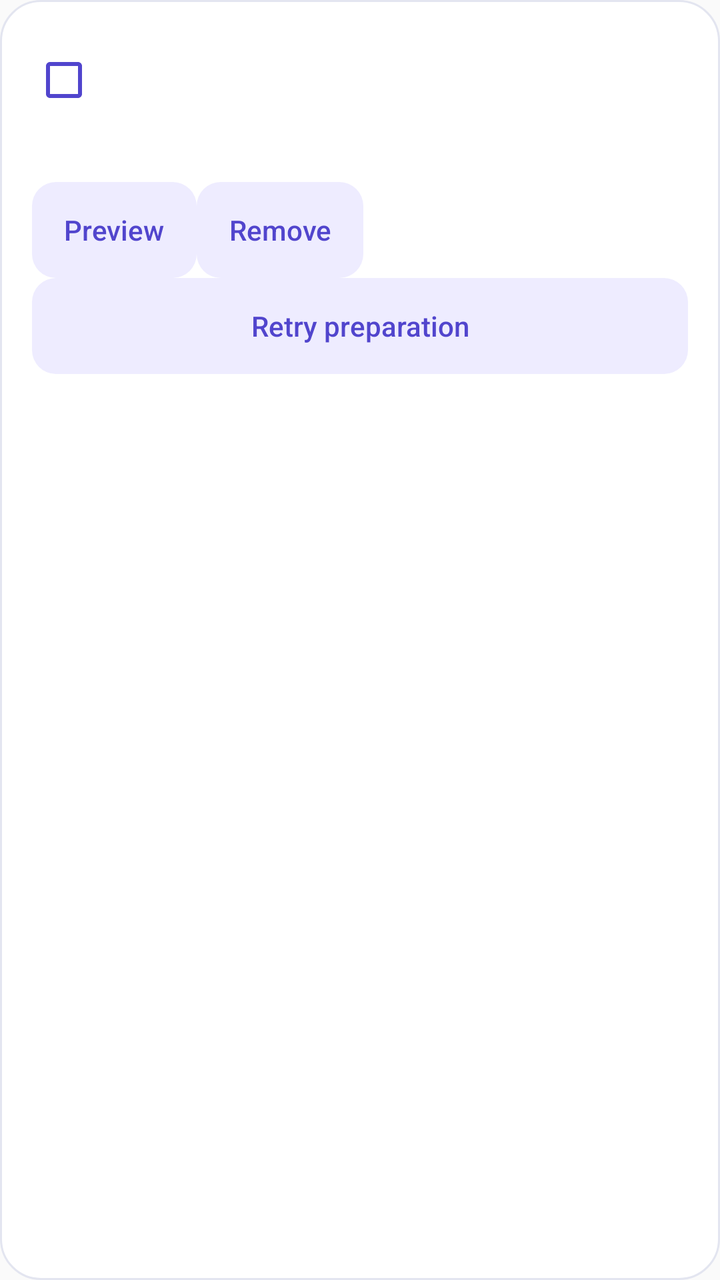
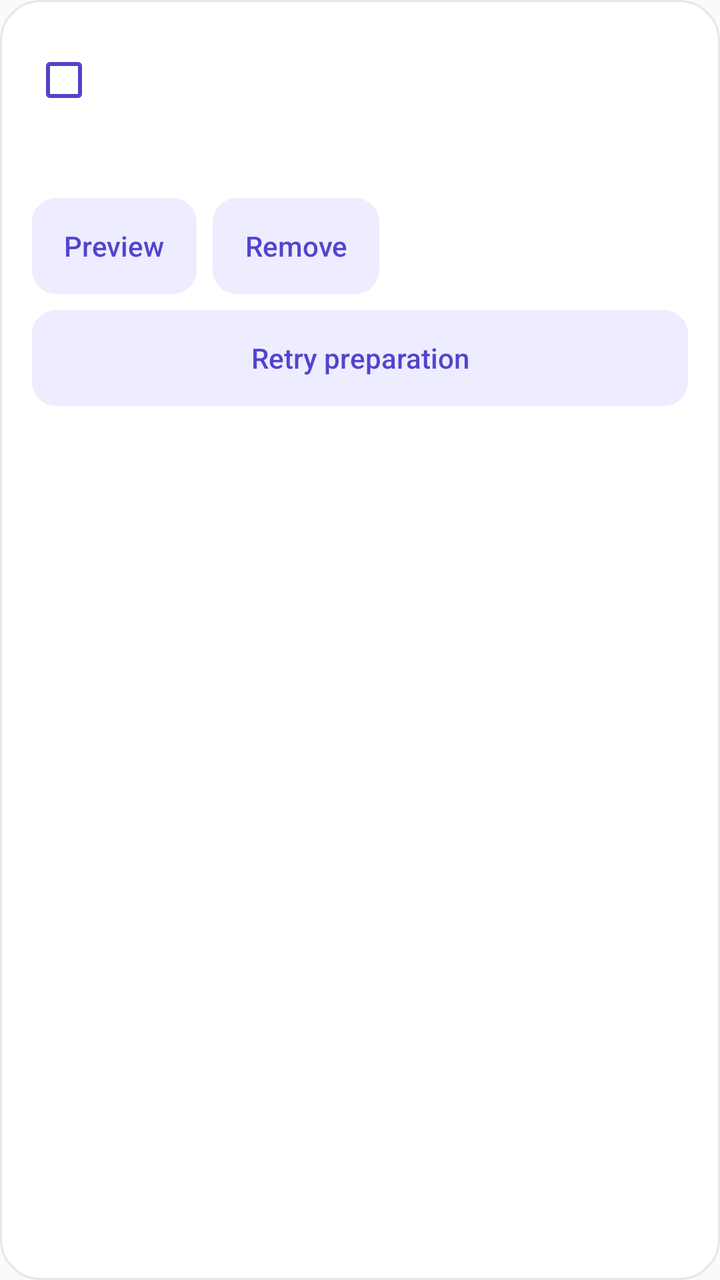

Screens rendered from an Android XML layout before and after an edit, with the pre-edit source and the edit as a unified diff.
<!-- AndroidManifest.xml: application theme Theme.Stride -->
<!-- res/layout/item_note_ai_source.xml -->
<?xml version="1.0" encoding="utf-8"?>
<LinearLayout
    android:layout_width="match_parent"
    android:layout_height="wrap_content"
    android:orientation="vertical" xmlns:android="http://schemas.android.com/apk/res/android"
    android:background="@drawable/bg_notes_card"
    android:padding="16dp"
    android:layout_marginBottom="12dp">
    <LinearLayout
        android:layout_width="match_parent"
        android:layout_height="wrap_content"
        android:orientation="horizontal"
        android:gravity="center_vertical">
        <CheckBox
            android:id="@+id/selected"
            android:layout_width="48dp"
            android:layout_height="48dp"
            android:buttonTint="@color/notes_accent" />
        <LinearLayout
            android:layout_height="wrap_content"
            android:orientation="vertical"
            android:layout_width="0dp"
            android:layout_weight="1">
            <TextView
                android:id="@+id/source_title"
                android:layout_width="match_parent"
                android:layout_height="wrap_content"
                android:textColor="@color/notes_ink"
                android:textStyle="bold"
                android:textSize="16sp"
                android:maxLines="2"
                android:ellipsize="end" />
            <TextView
                android:id="@+id/source_meta"
                android:layout_width="match_parent"
                android:layout_height="wrap_content"
                android:textColor="@color/notes_muted"
                android:textSize="12sp" />
        </LinearLayout>
    </LinearLayout>
    <TextView
        android:id="@+id/source_status"
        android:layout_width="match_parent"
        android:layout_height="wrap_content"
        android:textColor="@color/notes_ink"
        android:textSize="14sp"
        android:paddingTop="8dp" />
    <LinearLayout
        android:layout_width="match_parent"
        android:layout_height="wrap_content"
        android:orientation="horizontal"
        android:gravity="center_vertical">
        <Button
            android:id="@+id/preview_button"
            style="@style/StrideNotesTextButton"
            android:text="@string/note_ai_preview" />
        <Button
            android:id="@+id/remove_button"
            style="@style/StrideNotesTextButton"
            android:text="@string/note_ai_remove" />
    </LinearLayout>
    <Button
        android:id="@+id/retry_button"
        style="@style/StrideNotesTextButton"
        android:layout_width="match_parent"
        android:text="@string/note_ai_retry" />
</LinearLayout>
<!-- resources referenced by this layout -->
<resources>
  <color name="notes_accent">#5145CD</color>
  <color name="notes_ink">#242440</color>
  <color name="notes_muted">#676B80</color>
  <!-- drawable bg_notes_card (drawable) -->
  <?xml version="1.0" encoding="utf-8"?>
  <shape xmlns:android="http://schemas.android.com/apk/res/android">
      <solid android:color="@android:color/white" />
      <stroke android:width="1dp" android:color="@color/notes_border" />
      <corners android:radius="20dp" />
  </shape>
  <string name="note_ai_preview">Preview</string>
  <string name="note_ai_remove">Remove</string>
  <string name="note_ai_retry">Retry preparation</string>
  <style name="StrideNotesTextButton" parent="StrideNotesButton">
          <item name="android:background">@drawable/bg_notes_field</item>
          <item name="android:textColor">@color/notes_accent</item>
      </style>
  <style name="Theme.Stride" parent="android:style/Theme.Material.Light.NoActionBar">
          <item name="android:fontFamily">sans-serif</item>
          <item name="android:colorAccent">@color/stride_primary</item>
          <item name="android:navigationBarColor">@color/stride_primary</item>
          <item name="android:windowLightStatusBar">false</item>
          <item name="android:statusBarColor">@color/stride_primary</item>
      </style>
  <color name="notes_border">#E3E5F0</color>
  <style name="StrideNotesButton">
          <item name="android:layout_width">wrap_content</item>
          <item name="android:layout_height">wrap_content</item>
          <item name="android:minHeight">48dp</item>
          <item name="android:minWidth">72dp</item>
          <item name="android:paddingStart">16dp</item>
          <item name="android:paddingEnd">16dp</item>
          <item name="android:paddingTop">10dp</item>
          <item name="android:paddingBottom">10dp</item>
          <item name="android:background">@drawable/bg_notes_button</item>
          <item name="android:backgroundTint">@null</item>
          <item name="android:elevation">0dp</item>
          <item name="android:translationZ">0dp</item>
          <item name="android:stateListAnimator">@null</item>
          <item name="android:textAllCaps">false</item>
          <item name="android:fontFamily">sans-serif-medium</item>
          <item name="android:textSize">14sp</item>
          <item name="android:textColor">@android:color/white</item>
      </style>
  <!-- drawable bg_notes_field (drawable) -->
  <?xml version="1.0" encoding="utf-8"?>
  <shape xmlns:android="http://schemas.android.com/apk/res/android">
      <solid android:color="@color/notes_soft" />
      <corners android:radius="12dp" />
  </shape>
  <color name="stride_primary">#4F46E5</color>
  <!-- drawable bg_notes_button (drawable) -->
  <?xml version="1.0" encoding="utf-8"?>
  <ripple xmlns:android="http://schemas.android.com/apk/res/android" android:color="#30FFFFFF">
      <item>
          <shape>
              <solid android:color="@color/notes_accent" />
              <corners android:radius="12dp" />
          </shape>
      </item>
  </ripple>
  <color name="notes_soft">#EEECFF</color>
</resources>

<!-- the commit's change to res/layout/item_note_ai_source.xml (unified diff, before → after) -->
@@ -49,15 +49,19 @@
         android:layout_width="match_parent"
         android:layout_height="wrap_content"
         android:orientation="horizontal"
-        android:gravity="center_vertical">
+        android:gravity="center_vertical"
+        android:paddingVertical="8dp">
         <Button
             android:id="@+id/preview_button"
             style="@style/StrideNotesTextButton"
-            android:text="@string/note_ai_preview" />
+            android:text="@string/note_ai_preview"
+            android:layout_marginEnd="4dp"
+            />
         <Button
             android:id="@+id/remove_button"
             style="@style/StrideNotesTextButton"
-            android:text="@string/note_ai_remove" />
+            android:text="@string/note_ai_remove"
+            android:layout_marginStart="4dp"/>
     </LinearLayout>
     <Button
         android:id="@+id/retry_button"
